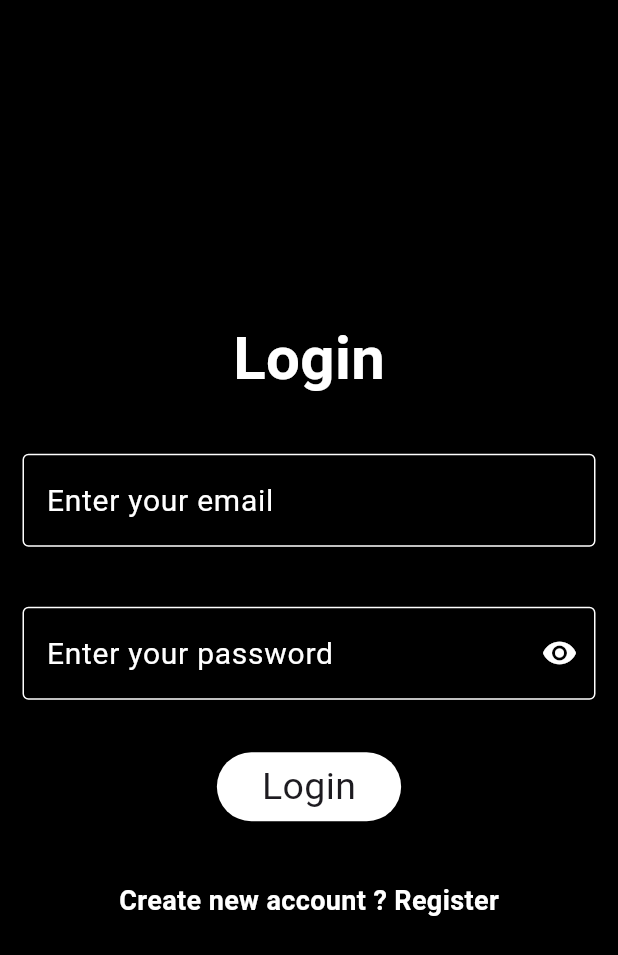
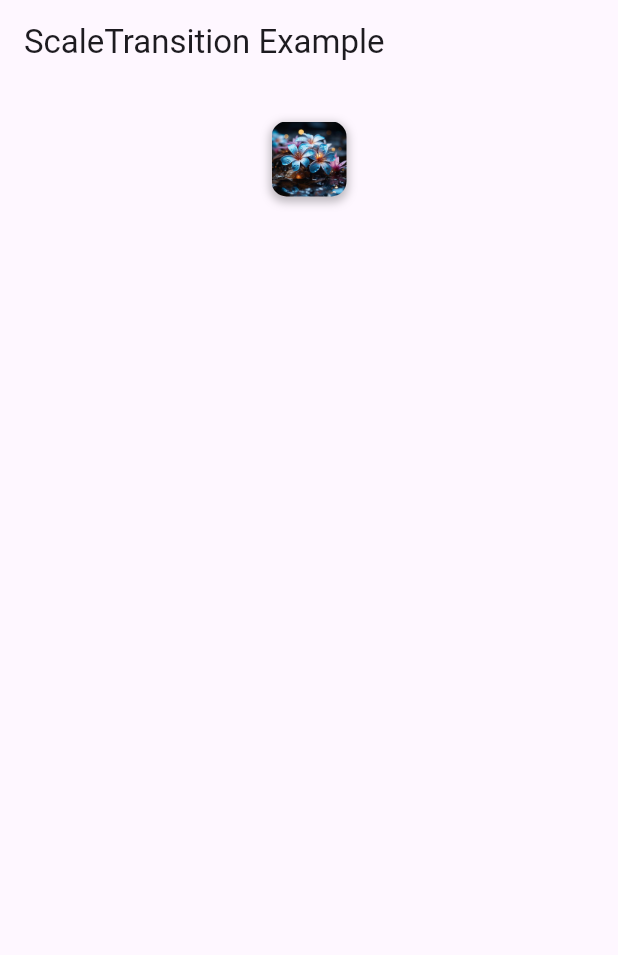
Before and after one commit to adityaandhale30/firebase_trial, a Flutter app: the screen it shows after launch, on a phone screen of 412 x 824 dp. Shown: the top 955 px of the screen. Run offline on Flutter 3.47's test engine with Material 3 defaults, Android fonts, the light colour scheme and no system bars; our stand-ins replace carousel_slider, cloud_firestore, firebase_auth, firebase_core, shimmer; accounts and stored records are empty.

Commit message:
refactor of code

```diff
--- a/lib/Authentication/registration_screen.dart
+++ b/lib/Authentication/registration_screen.dart
@@ -118,6 +118,8 @@ class _RegisterScreenState extends State<RegisterScreen> {
                   log("${error.message}");
                 }
               } else {}
+
+              Navigator.of(context).pop();
             },
             child: Container(
               decoration: BoxDecoration(
--- a/lib/main.dart
+++ b/lib/main.dart
@@ -2,13 +2,9 @@
 // import 'package:firebase_trial/homepage_screen.dart';
 // import 'package:flutter/material.dart';
 
-import 'dart:developer';
-
-import 'package:firebase_auth/firebase_auth.dart';
 import 'package:firebase_core/firebase_core.dart';
+import 'package:firebase_trial/view/animation_trial.dart';
 import 'package:flutter/material.dart';
-
-import 'Authentication/login_screen.dart';
 
 void main() async {
   WidgetsFlutterBinding.ensureInitialized();
@@ -28,7 +24,7 @@ class MainApp extends StatelessWidget {
   @override
   Widget build(BuildContext context) {
     return MaterialApp(
-      home: LoginScreen(),
+      home: ScaleTransitionDemo(),
     );
   }
 }
--- /dev/null
+++ b/lib/view/animation_trial.dart
@@ -0,0 +1,84 @@
+import 'package:carousel_slider/carousel_slider.dart';
+import 'package:flutter/material.dart';
+
+
+class ScaleTransitionDemo extends StatefulWidget {
+  @override
+  _ScaleTransitionDemoState createState() => _ScaleTransitionDemoState();
+}
+
+class _ScaleTransitionDemoState extends State<ScaleTransitionDemo>
+    with SingleTickerProviderStateMixin {
+  late AnimationController _controller;
+  late Animation<double> _animation;
+  bool isExpanded = false;
+
+  @override
+  void initState() {
+    super.initState();
+    _controller = AnimationController(
+      vsync: this,
+      duration: Duration(milliseconds: 500),
+    );
+    _animation = Tween<double>(begin: 0.5, end: 1.5).animate(
+      CurvedAnimation(parent: _controller, curve: Curves.easeInOut),
+    );
+  }
+
+  @override
+  void dispose() {
+    _controller.dispose();
+    super.dispose();
+  }
+
+  void toggleAnimation() {
+    setState(() {
+      if (isExpanded) {
+        _controller.reverse();
+      } else {
+        _controller.forward();
+      }
+      isExpanded = !isExpanded;
+    });
+  }
+
+  @override
+  Widget build(BuildContext context) {
+    return Scaffold(
+      appBar: AppBar(
+        title: Text('ScaleTransition Example'),
+      ),
+      body: Column(
+        children: [
+          Center(
+            child: GestureDetector(
+              onTap: toggleAnimation,
+              child: ScaleTransition(
+                scale: _animation,
+                child: Container(
+                  width: 100,
+                  height: 100,
+                  decoration: BoxDecoration(
+                    borderRadius: BorderRadius.circular(20),
+                    image: DecorationImage(
+                      image: AssetImage('assets/sample_image.jpg'), // Your image path
+                      fit: BoxFit.cover,
+                    ),
+                    boxShadow: [
+                      BoxShadow(
+                        color: Colors.black26,
+                        blurRadius: 10,
+                        spreadRadius: 2,
+                        offset: Offset(0, 5),
+                      ),
+                    ],
+                  ),
+                ),
+              ),
+            ),
+          ),
+        ],
+      ),
+    );
+  }
+}
--- a/pubspec.yaml
+++ b/pubspec.yaml
@@ -1,6 +1,6 @@
 name: firebase_trial
 description: "A new Flutter project."
-publish_to: 'none'
+publish_to: "none"
 version: 0.1.0
 
 environment:
@@ -14,6 +14,8 @@ dependencies:
   firebase_core: ^3.9.0
   shimmer: ^3.0.0
   firebase_auth: ^5.3.4
+  flutter_animate: ^4.5.2
+  carousel_slider: ^5.0.0
 
 dev_dependencies:
   flutter_test:
@@ -22,3 +24,5 @@ dev_dependencies:
 
 flutter:
   uses-material-design: true
+  assets:
+    - assets/
```
Also changed, not shown: assets/sample_image.jpg (added), pubspec.lock.
